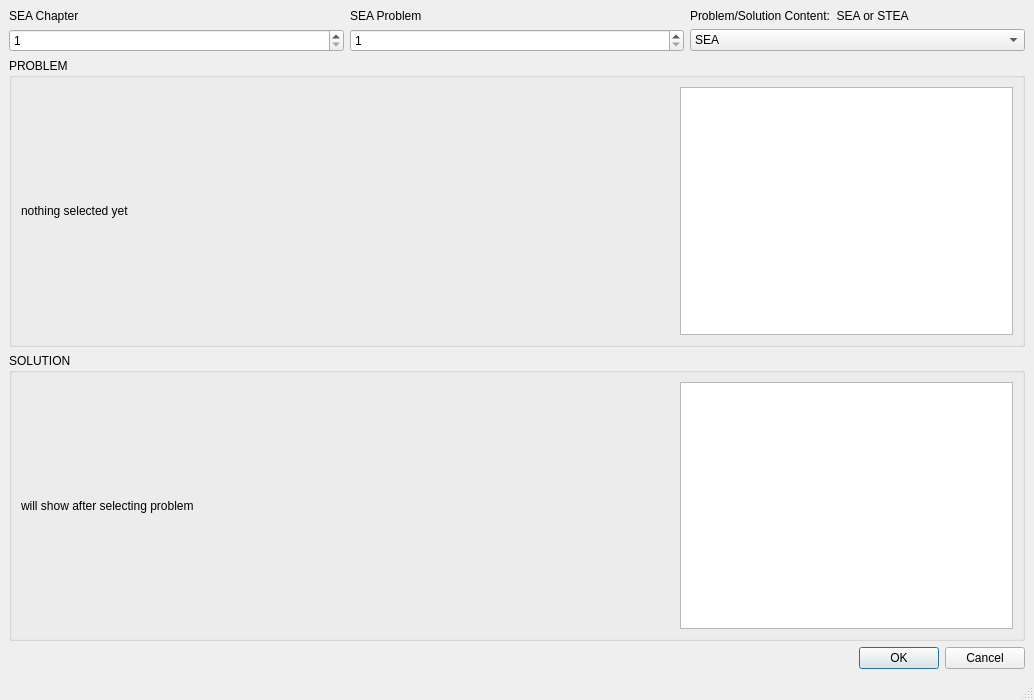
The window that qpe/resource/qpe_mainWindow.ui (zdmiller12/daVinci) describes before a commit, drawn with Qt 5.
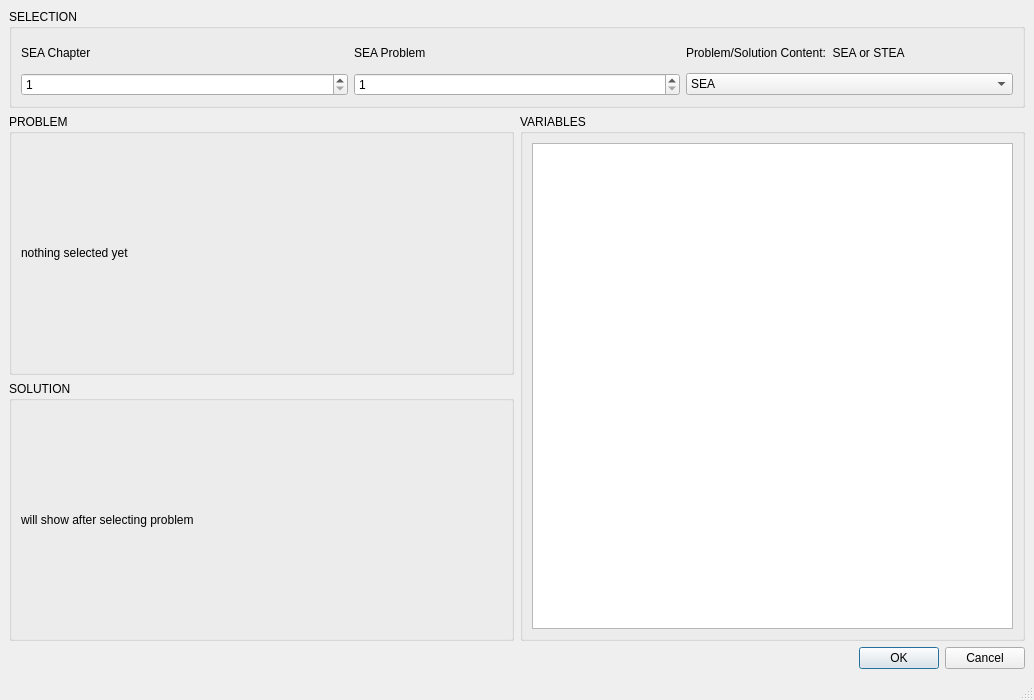
The same window after the commit.

Commit message: table view and value replacement working!

What changed in the file:
```diff
--- a/qpe/resource/qpe_mainWindow.ui
+++ b/qpe/resource/qpe_mainWindow.ui
@@ -15,68 +15,6 @@
   </property>
   <widget class="QWidget" name="centralwidget">
    <layout class="QGridLayout" name="gridLayout_2">
-    <item row="0" column="0">
-     <layout class="QGridLayout" name="gridLayout">
-      <item row="0" column="1">
-       <widget class="QLabel" name="label_2">
-        <property name="text">
-         <string>SEA Problem</string>
-        </property>
-       </widget>
-      </item>
-      <item row="1" column="2">
-       <widget class="QComboBox" name="comboBox_book">
-        <item>
-         <property name="text">
-          <string>SEA</string>
-         </property>
-        </item>
-        <item>
-         <property name="text">
-          <string>STEA</string>
-         </property>
-        </item>
-       </widget>
-      </item>
-      <item row="0" column="0">
-       <widget class="QLabel" name="label">
-        <property name="text">
-         <string>SEA Chapter</string>
-        </property>
-       </widget>
-      </item>
-      <item row="1" column="0">
-       <widget class="QSpinBox" name="spinBox_chapter">
-        <property name="minimum">
-         <number>1</number>
-        </property>
-        <property name="maximum">
-         <number>19</number>
-        </property>
-       </widget>
-      </item>
-      <item row="0" column="2">
-       <widget class="QLabel" name="label_3">
-        <property name="text">
-         <string>Problem/Solution Content:  SEA or STEA</string>
-        </property>
-        <property name="wordWrap">
-         <bool>true</bool>
-        </property>
-       </widget>
-      </item>
-      <item row="1" column="1">
-       <widget class="QSpinBox" name="spinBox_problem">
-        <property name="minimum">
-         <number>1</number>
-        </property>
-        <property name="maximum">
-         <number>50</number>
-        </property>
-       </widget>
-      </item>
-     </layout>
-    </item>
     <item row="1" column="0">
      <widget class="QGroupBox" name="groupBox_problem">
       <property name="title">
@@ -93,35 +31,9 @@
          </property>
         </widget>
        </item>
-       <item row="0" column="1">
-        <widget class="QTableView" name="tableView_exercise">
-         <property name="sizePolicy">
-          <sizepolicy hsizetype="Maximum" vsizetype="Expanding">
-           <horstretch>0</horstretch>
-           <verstretch>0</verstretch>
-          </sizepolicy>
-         </property>
-         <property name="maximumSize">
-          <size>
-           <width>333</width>
-           <height>16777215</height>
-          </size>
-         </property>
-        </widget>
-       </item>
       </layout>
      </widget>
     </item>
-    <item row="3" column="0">
-     <widget class="QDialogButtonBox" name="buttonBox">
-      <property name="orientation">
-       <enum>Qt::Horizontal</enum>
-      </property>
-      <property name="standardButtons">
-       <set>QDialogButtonBox::Cancel|QDialogButtonBox::Ok</set>
-      </property>
-     </widget>
-    </item>
     <item row="2" column="0">
      <widget class="QGroupBox" name="groupBox_solution">
       <property name="title">
@@ -138,25 +50,122 @@
          </property>
         </widget>
        </item>
-       <item row="0" column="1">
-        <widget class="QTableView" name="tableView_solution">
-         <property name="sizePolicy">
-          <sizepolicy hsizetype="Maximum" vsizetype="Expanding">
-           <horstretch>0</horstretch>
-           <verstretch>0</verstretch>
-          </sizepolicy>
+      </layout>
+     </widget>
+    </item>
+    <item row="0" column="0" colspan="2">
+     <widget class="QGroupBox" name="groupBox">
+      <property name="sizePolicy">
+       <sizepolicy hsizetype="Preferred" vsizetype="Maximum">
+        <horstretch>0</horstretch>
+        <verstretch>0</verstretch>
+       </sizepolicy>
+      </property>
+      <property name="maximumSize">
+       <size>
+        <width>16777215</width>
+        <height>99</height>
+       </size>
+      </property>
+      <property name="title">
+       <string>SELECTION</string>
+      </property>
+      <layout class="QGridLayout" name="gridLayout_5">
+       <item row="2" column="2">
+        <widget class="QSpinBox" name="spinBox_problem">
+         <property name="minimum">
+          <number>1</number>
          </property>
-         <property name="maximumSize">
-          <size>
-           <width>333</width>
-           <height>16777215</height>
-          </size>
+         <property name="maximum">
+          <number>50</number>
          </property>
         </widget>
        </item>
+       <item row="0" column="3">
+        <widget class="QLabel" name="label_3">
+         <property name="text">
+          <string>Problem/Solution Content:  SEA or STEA</string>
+         </property>
+         <property name="wordWrap">
+          <bool>true</bool>
+         </property>
+        </widget>
+       </item>
+       <item row="0" column="0">
+        <widget class="QLabel" name="label">
+         <property name="text">
+          <string>SEA Chapter</string>
+         </property>
+        </widget>
+       </item>
+       <item row="0" column="2">
+        <widget class="QLabel" name="label_2">
+         <property name="text">
+          <string>SEA Problem</string>
+         </property>
+        </widget>
+       </item>
+       <item row="2" column="3">
+        <widget class="QComboBox" name="comboBox_book">
+         <item>
+          <property name="text">
+           <string>SEA</string>
+          </property>
+         </item>
+         <item>
+          <property name="text">
+           <string>STEA</string>
+          </property>
+         </item>
+        </widget>
+       </item>
+       <item row="2" column="0">
+        <widget class="QSpinBox" name="spinBox_chapter">
+         <property name="minimum">
+          <number>1</number>
+         </property>
+         <property name="maximum">
+          <number>19</number>
+         </property>
+        </widget>
+       </item>
       </layout>
      </widget>
     </item>
+    <item row="1" column="1" rowspan="2">
+     <widget class="QGroupBox" name="groupBox_variables">
+      <property name="sizePolicy">
+       <sizepolicy hsizetype="Maximum" vsizetype="Preferred">
+        <horstretch>0</horstretch>
+        <verstretch>0</verstretch>
+       </sizepolicy>
+      </property>
+      <property name="maximumSize">
+       <size>
+        <width>521</width>
+        <height>16777215</height>
+       </size>
+      </property>
+      <property name="title">
+       <string>VARIABLES</string>
+      </property>
+      <layout class="QGridLayout" name="gridLayout">
+       <item row="0" column="0">
+        <widget class="QTableView" name="tableView_variables"/>
+       </item>
+      </layout>
+     </widget>
+    </item>
+    <item row="3" column="0" colspan="2">
+     <widget class="QDialogButtonBox" name="buttonBox">
+      <property name="orientation">
+       <enum>Qt::Horizontal</enum>
+      </property>
+      <property name="standardButtons">
+       <set>QDialogButtonBox::Cancel|QDialogButtonBox::Ok</set>
+      </property>
+     </widget>
+    </item>
    </layout>
   </widget>
   <widget class="QMenuBar" name="menubar">
```
The commit also changes 8 other files.
